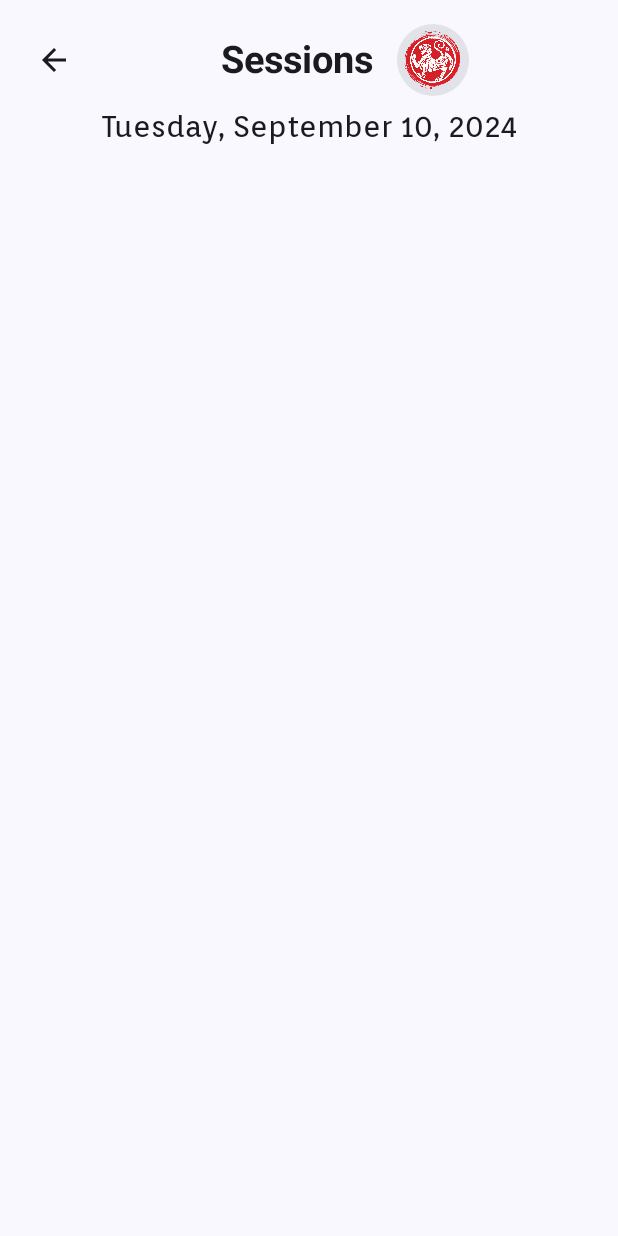
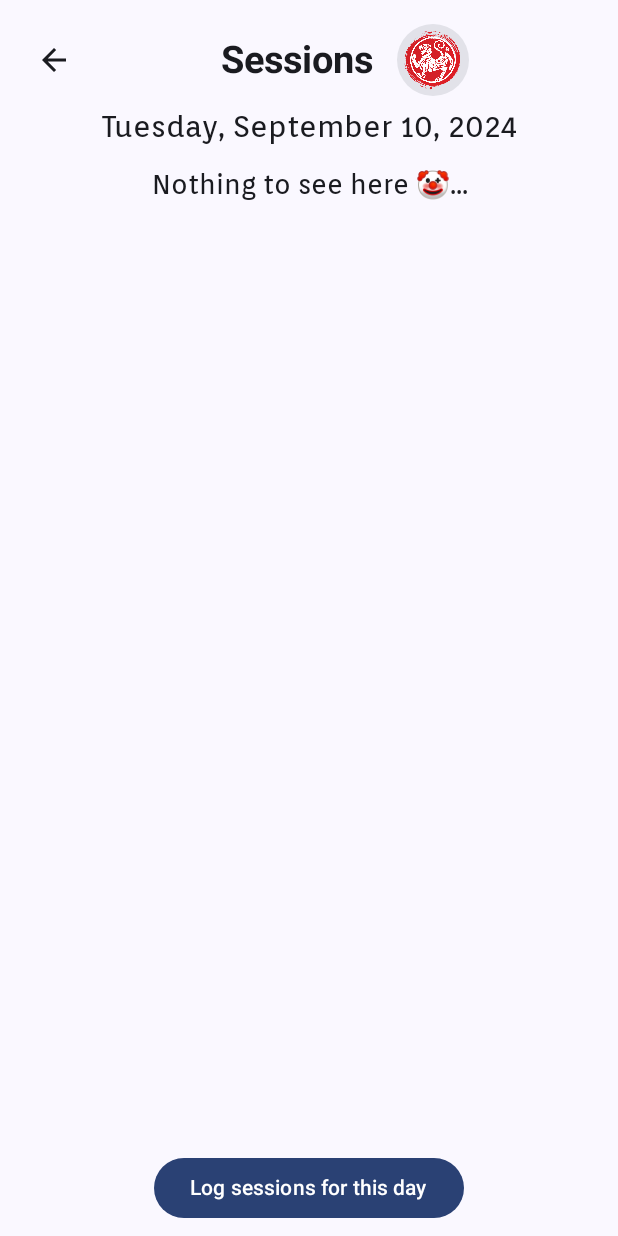
Before and after one commit to cpedrorafael/shotokan-kata-android, an Android app built with Jetpack Compose: the screen it shows after launch (MainActivity), after a tap on "10", on a phone screen of 412 x 824 dp. Run offline under Robolectric (Android 15) with nearby library versions, the phone set to English and light mode, and no system bars; our stand-ins replace Room's generated code.

Commit message:
Session View delete record; undo delete last record

```diff
--- a/app/src/main/java/com/guayaba/shotokankata/data/kata_records/KataStorage.kt
+++ b/app/src/main/java/com/guayaba/shotokankata/data/kata_records/KataStorage.kt
@@ -5,7 +5,8 @@ import java.time.YearMonth
 
 interface KataStorage {
     suspend fun addOneSession(kataId: Int): Boolean
-    fun decreaseOneSession(kataId: Int)
+    suspend fun saveRecord(record: KataRecord)
+    fun deleteRecord(record: KataRecord)
     suspend fun getAllSessionsForKata(kataId: Int): KataCount
     suspend fun getAllSessionsInDate(date: LocalDate): List<KataRecord>
     suspend fun getAllSessions(): List<KataRecord>
--- a/app/src/main/java/com/guayaba/shotokankata/data/kata_records/KataStorageImpl.kt
+++ b/app/src/main/java/com/guayaba/shotokankata/data/kata_records/KataStorageImpl.kt
@@ -5,7 +5,9 @@ import android.os.Build
 import androidx.annotation.RequiresApi
 import com.guayaba.shotokankata.ui.KataApplication.Companion.database
 import com.guayaba.shotokankata.utils.AsyncUtil.Companion.ioScope
+import com.guayaba.shotokankata.utils.toEpochMilli
 import kotlinx.coroutines.async
+import kotlinx.coroutines.launch
 import kotlinx.coroutines.withContext
 import java.lang.Exception
 import java.time.LocalDate
@@ -36,10 +38,16 @@ class KataStorageImpl : KataStorage {
         }
     }
 
+    override suspend fun saveRecord(record: KataRecord) {
+        database.kataRecordDAO().insert(record)
+    }
 
-    override fun decreaseOneSession(kataId: Int) {
-        TODO("Not yet implemented")
+    override fun deleteRecord(record: KataRecord) {
+        ioScope.launch {
+            database.kataRecordDAO().delete(record)
+        }
     }
+
 
     override suspend fun getAllSessionsForKata(kataId: Int): KataCount {
         val deferred = ioScope.async {
@@ -49,7 +57,13 @@ class KataStorageImpl : KataStorage {
     }
 
     override suspend fun getAllSessionsInDate(date: LocalDate): List<KataRecord> {
-        TODO("Not yet implemented")
+        val startDateTime = date.atStartOfDay().toEpochMilli()
+        val endDateTime = date.plusDays(1).atStartOfDay().toEpochMilli()
+        val deferred = ioScope.async {
+            database.kataRecordDAO().getRecordsInYearMonth(startDateTime, endDateTime)
+        }
+
+        return deferred.await()
     }
 
     override suspend fun getAllSessions(): List<KataRecord> {
--- a/app/src/main/java/com/guayaba/shotokankata/ui/calendar/SessionDayView.kt
+++ b/app/src/main/java/com/guayaba/shotokankata/ui/calendar/SessionDayView.kt
@@ -1,16 +1,60 @@
 package com.guayaba.shotokankata.ui.calendar
 
+import androidx.compose.foundation.BorderStroke
+import androidx.compose.foundation.Image
+import androidx.compose.foundation.border
+import androidx.compose.foundation.gestures.scrollable
+import androidx.compose.foundation.layout.Arrangement
+import androidx.compose.foundation.layout.Box
 import androidx.compose.foundation.layout.Column
+import androidx.compose.foundation.layout.Row
+import androidx.compose.foundation.layout.Spacer
+import androidx.compose.foundation.layout.fillMaxSize
 import androidx.compose.foundation.layout.fillMaxWidth
+import androidx.compose.foundation.layout.height
 import androidx.compose.foundation.layout.padding
+import androidx.compose.foundation.layout.size
+import androidx.compose.foundation.layout.width
+import androidx.compose.foundation.rememberScrollState
+import androidx.compose.foundation.shape.CircleShape
+import androidx.compose.foundation.verticalScroll
+import androidx.compose.material.icons.Icons
+import androidx.compose.material.icons.automirrored.filled.ArrowBack
+import androidx.compose.material.icons.twotone.Delete
+import androidx.compose.material3.Button
+import androidx.compose.material3.Card
+import androidx.compose.material3.Icon
+import androidx.compose.material3.IconButton
 import androidx.compose.material3.MaterialTheme
+import androidx.compose.material3.OutlinedButton
 import androidx.compose.material3.Scaffold
+import androidx.compose.material3.SnackbarDuration
+import androidx.compose.material3.SnackbarHost
+import androidx.compose.material3.SnackbarHostState
+import androidx.compose.material3.SnackbarResult
 import androidx.compose.material3.Text
+import androidx.compose.material3.TextButton
 import androidx.compose.runtime.Composable
+import androidx.compose.runtime.LaunchedEffect
+import androidx.compose.runtime.collectAsState
+import androidx.compose.runtime.remember
+import androidx.compose.runtime.rememberCoroutineScope
+import androidx.compose.ui.Alignment
 import androidx.compose.ui.Modifier
+import androidx.compose.ui.graphics.Brush
+import androidx.compose.ui.graphics.Color
+import androidx.compose.ui.layout.ContentScale
+import androidx.compose.ui.res.painterResource
+import androidx.compose.ui.text.TextStyle
 import androidx.compose.ui.text.style.TextAlign
+import androidx.compose.ui.unit.dp
+import androidx.compose.ui.unit.sp
+import com.guayaba.shotokankata.R
+import com.guayaba.shotokankata.data.KataInfo
+import com.guayaba.shotokankata.data.kata_records.KataRecord
 import com.guayaba.shotokankata.ui.common.AppTopBar
 import com.guayaba.shotokankata.utils.toLocalDate
+import kotlinx.coroutines.launch
 import java.time.format.DateTimeFormatter
 
 @Composable
@@ -22,21 +66,127 @@ fun SessionDayView(
     val date = dateLong.toLocalDate()
     val formatter = DateTimeFormatter.ofPattern("EEEE, MMMM dd, yyyy")
     val formattedDate = date.format(formatter)
+    val records = viewModel.sessionDay.collectAsState()
+    val scope = rememberCoroutineScope()
+    val snackbarHostState = remember { SnackbarHostState() }
+
+    LaunchedEffect(date) {
+        viewModel.getSessionsForDay(date)
+    }
+
     Scaffold(
         topBar = {
-            AppTopBar(title = "Sessions", onBackArrowPressed = onBackPressed)
+            Column {
+                AppTopBar(title = "Sessions", onBackArrowPressed = onBackPressed)
+                Text(
+                    text = formattedDate,
+                    modifier = Modifier.fillMaxWidth(),
+                    textAlign = TextAlign.Center,
+                    style = MaterialTheme.typography.titleMedium
+                )
+            }
+
+        },
+        snackbarHost = {
+            SnackbarHost(hostState = snackbarHostState)
+        },
+    ) { paddingValues ->
+        Box(
+            Modifier.fillMaxSize()
+        ) {
+            Column(
+                Modifier
+                    .padding(paddingValues)
+                    .verticalScroll(rememberScrollState())
+            ) {
+                Spacer(modifier = Modifier.height(16.dp))
+                if (records.value.isEmpty()) {
+                    Box(
+                        modifier = Modifier.fillMaxSize()
+                    ) {
+                        Text(
+                            text = "Nothing to see here \uD83E\uDD21...",
+                            modifier = Modifier
+                                .fillMaxWidth()
+                                .align(Alignment.Center),
+                            textAlign = TextAlign.Center
+                        )
+
+                    }
+                } else {
+                    records.value.forEach { record ->
+                        SessionKataItem(record = record, onDelete = {
+                            viewModel.deleteKataRecord(record)
+                            val kata = KataInfo.findById(record.kataId)
+                            scope.launch {
+                                val result = snackbarHostState
+                                    .showSnackbar(
+                                        message = "Deleted ${kata.kataName}",
+                                        actionLabel = "Undo",
+                                        duration = SnackbarDuration.Long
+                                    )
+                                when (result) {
+                                    SnackbarResult.ActionPerformed -> {
+                                       viewModel.undoDeleteLastRecord()
+                                    }
+                                    SnackbarResult.Dismissed -> {
+                                        /* Handle snackbar dismissed */
+                                    }
+                                }
+                            }
+                        })
+                    }
+                    Spacer(modifier = Modifier.height(100.dp))
+                }
+            }
+
+            Button(
+                modifier = Modifier.align(Alignment.BottomCenter),
+                onClick = { }) {
+                Text(text = if(records.value.isEmpty()) "Log sessions for this day" else "Log more Katas for this day")
+            }
         }
-    ) { paddingValues ->
-        Column(
-            Modifier.padding(paddingValues)
+    }
+}
+
+@Composable
+fun SessionKataItem(record: KataRecord, onDelete: ()-> Unit) {
+    val kata = KataInfo.findById(record.kataId)
+    Box(
+        Modifier.fillMaxWidth()
+    ) {
+        Row(
+            Modifier.padding(4.dp, 8.dp),
+            verticalAlignment = Alignment.CenterVertically,
+            horizontalArrangement = Arrangement.SpaceAround
         ) {
-            Text(
-                text = formattedDate,
-                modifier = Modifier.fillMaxWidth(),
-                textAlign = TextAlign.Center,
-                style = MaterialTheme.typography.titleMedium
+            Card(
+                modifier = Modifier.size(48.dp),
+                shape = CircleShape,
+            ) {
+                Icon(
+                    painterResource(R.drawable.mushin_tiger),
+                    contentDescription = "",
+                    modifier = Modifier.fillMaxSize()
+                )
+            }
+            Spacer(Modifier.width(16.dp))
+
+            Text(kata.kataName, style = MaterialTheme.typography.bodyLarge)
+
+            Spacer(Modifier.width(8.dp))
+
+        }
+
+        IconButton(
+            onClick = onDelete,
+            modifier = Modifier.align(Alignment.CenterEnd)
+        ) {
+            Icon(
+                imageVector = Icons.TwoTone.Delete,
+                contentDescription = "Delete",
+                tint = Color.Red
             )
         }
     }
-
 }
--- a/app/src/main/java/com/guayaba/shotokankata/ui/calendar/SessionHistory.kt
+++ b/app/src/main/java/com/guayaba/shotokankata/ui/calendar/SessionHistory.kt
@@ -22,7 +22,6 @@ import androidx.compose.material.icons.automirrored.filled.KeyboardArrowLeft
 import androidx.compose.material.icons.automirrored.filled.KeyboardArrowRight
 import androidx.compose.material3.Card
 import androidx.compose.material3.CardDefaults
-import androidx.compose.material3.ExperimentalMaterial3Api
 import androidx.compose.material3.Icon
 import androidx.compose.material3.IconButton
 import androidx.compose.material3.MaterialTheme
@@ -40,10 +39,9 @@ import androidx.compose.ui.text.style.TextAlign
 import androidx.compose.ui.unit.dp
 import com.guayaba.shotokankata.R
 import com.guayaba.shotokankata.ui.common.AppTopBar
-import com.guayaba.shotokankata.utils.toLong
+import com.guayaba.shotokankata.utils.toEpochMilli
 import java.time.LocalDate
 import java.time.YearMonth
-import java.time.ZoneOffset
 
 
 @Composable
@@ -76,7 +74,7 @@ fun SessionCalendarPage(
             Spacer(modifier = Modifier.height(16.dp))
             Calendar(viewModel, onDayClicked = {
                 onDayClicked(
-                    it.localDate.toLong()
+                    it.localDate.toEpochMilli()
                 )
             })
             Spacer(modifier = Modifier.height(32.dp))
--- a/app/src/main/java/com/guayaba/shotokankata/ui/calendar/SessionViewModel.kt
+++ b/app/src/main/java/com/guayaba/shotokankata/ui/calendar/SessionViewModel.kt
@@ -1,5 +1,6 @@
 package com.guayaba.shotokankata.ui.calendar
 
+import android.util.Log
 import androidx.lifecycle.ViewModel
 import androidx.lifecycle.viewModelScope
 import com.guayaba.shotokankata.data.kata_records.KataRecord
@@ -15,12 +16,18 @@ import java.time.LocalDate
 import java.time.LocalDateTime
 import java.time.YearMonth
 
+const val TAG = "SessionViewModel"
 class SessionViewModel : ViewModel() {
     private val _uiState = MutableStateFlow(CalendarUiState.init)
     val uiState: StateFlow<CalendarUiState> = _uiState.asStateFlow()
 
+    private val _sessionDay = MutableStateFlow(listOf<KataRecord>())
+    val sessionDay: StateFlow<List<KataRecord>> = _sessionDay
+
+    private var deletedRecord: KataRecord? = null
+
     init {
-       update()
+        update()
     }
 
     fun update() = viewModelScope.launch {
@@ -92,4 +99,26 @@ class SessionViewModel : ViewModel() {
             }
     }
 
+    fun deleteKataRecord(record: KataRecord) = viewModelScope.launch {
+        deletedRecord = record
+        kataStorage.deleteRecord(record)
+        val newList = _sessionDay.value.filter { it != record }
+        _sessionDay.emit(newList)
+    }
+
+    fun undoDeleteLastRecord()= viewModelScope.launch{
+        deletedRecord?.let {
+            kataStorage.saveRecord(it)
+            val list = mutableListOf<KataRecord>()
+            list.addAll(_sessionDay.value)
+            list.add(it)
+            _sessionDay.emit(list)
+        }
+    }
+
+    fun getSessionsForDay(date: LocalDate) = viewModelScope.launch {
+        val records = kataStorage.getAllSessionsInDate(date)
+        _sessionDay.value = records.toMutableList()
+    }
+
 }
--- a/app/src/main/java/com/guayaba/shotokankata/ui/kata/KataViewModel.kt
+++ b/app/src/main/java/com/guayaba/shotokankata/ui/kata/KataViewModel.kt
@@ -19,7 +19,4 @@ class KataViewModel : ViewModel() {
 
     suspend fun getAllKataRecords() = kataStorage.getAllSessions()
 
-    fun decreaseOneSession(kataInfo: KataInfo) =
-        kataStorage.decreaseOneSession(kataInfo.id)
-
 }
--- a/app/src/main/java/com/guayaba/shotokankata/utils/Extensions.kt
+++ b/app/src/main/java/com/guayaba/shotokankata/utils/Extensions.kt
@@ -2,11 +2,15 @@ package com.guayaba.shotokankata.utils
 
 import java.time.Instant
 import java.time.LocalDate
+import java.time.LocalDateTime
 import java.time.ZoneId
 import java.time.ZoneOffset
 
 fun Long.toLocalDate(): LocalDate =
     Instant.ofEpochMilli(this).atZone(ZoneId.systemDefault()).toLocalDate()
 
-fun LocalDate.toLong(): Long =
+fun LocalDate.toEpochMilli(): Long =
     this.atStartOfDay(ZoneOffset.systemDefault()).toInstant().toEpochMilli()
+
+fun LocalDateTime.toEpochMilli(): Long =
+    this.atZone(ZoneOffset.systemDefault()).toInstant().toEpochMilli()
```
Also changed, not shown: app/src/main/java/com/guayaba/shotokankata/data/kata_records/KataRecord.kt (+21 -1 lines).
